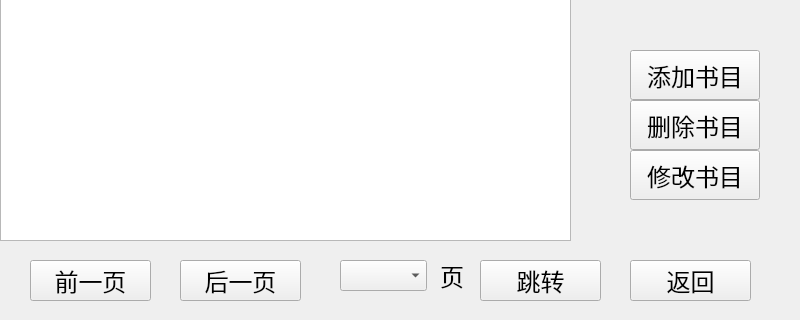
The window that Library_Administrator_System/bookmanagement.ui (renzibei/TGLibrary) describes before a commit, drawn with Qt 5; both pictures show x 0 to 800 and y 280 to 600 of the 800 by 600 pixel window.
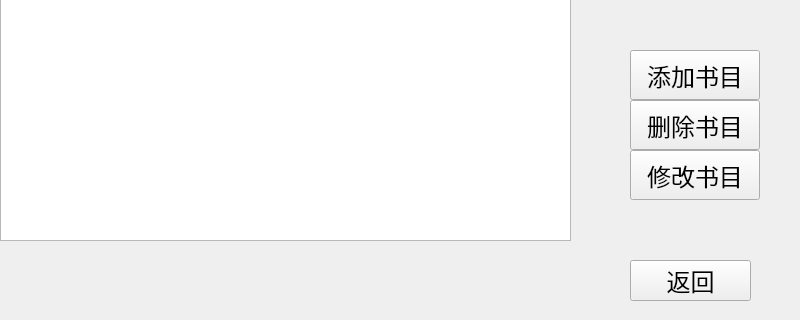
The same window after the commit. Icons and pictures are not drawn.

The edit to the form file:
```diff
--- a/Library_Administrator_System/bookmanagement.ui
+++ b/Library_Administrator_System/bookmanagement.ui
@@ -230,88 +230,6 @@
     <string>详细信息</string>
    </property>
   </widget>
-  <widget class="QPushButton" name="BookM_Return_bt_2">
-   <property name="geometry">
-    <rect>
-     <x>180</x>
-     <y>540</y>
-     <width>121</width>
-     <height>41</height>
-    </rect>
-   </property>
-   <property name="font">
-    <font>
-     <pointsize>18</pointsize>
-    </font>
-   </property>
-   <property name="text">
-    <string>后一页</string>
-   </property>
-  </widget>
-  <widget class="QPushButton" name="BookM_Return_bt_3">
-   <property name="geometry">
-    <rect>
-     <x>30</x>
-     <y>540</y>
-     <width>121</width>
-     <height>41</height>
-    </rect>
-   </property>
-   <property name="font">
-    <font>
-     <pointsize>18</pointsize>
-    </font>
-   </property>
-   <property name="text">
-    <string>前一页</string>
-   </property>
-  </widget>
-  <widget class="QComboBox" name="comboBox">
-   <property name="geometry">
-    <rect>
-     <x>340</x>
-     <y>540</y>
-     <width>87</width>
-     <height>31</height>
-    </rect>
-   </property>
-  </widget>
-  <widget class="QLabel" name="label_2">
-   <property name="geometry">
-    <rect>
-     <x>440</x>
-     <y>540</y>
-     <width>121</width>
-     <height>31</height>
-    </rect>
-   </property>
-   <property name="font">
-    <font>
-     <pointsize>18</pointsize>
-    </font>
-   </property>
-   <property name="text">
-    <string>页</string>
-   </property>
-  </widget>
-  <widget class="QPushButton" name="BookM_Return_bt_4">
-   <property name="geometry">
-    <rect>
-     <x>480</x>
-     <y>540</y>
-     <width>121</width>
-     <height>41</height>
-    </rect>
-   </property>
-   <property name="font">
-    <font>
-     <pointsize>18</pointsize>
-    </font>
-   </property>
-   <property name="text">
-    <string>跳转</string>
-   </property>
-  </widget>
  </widget>
  <resources>
   <include location="vectorpng.qrc"/>
```
